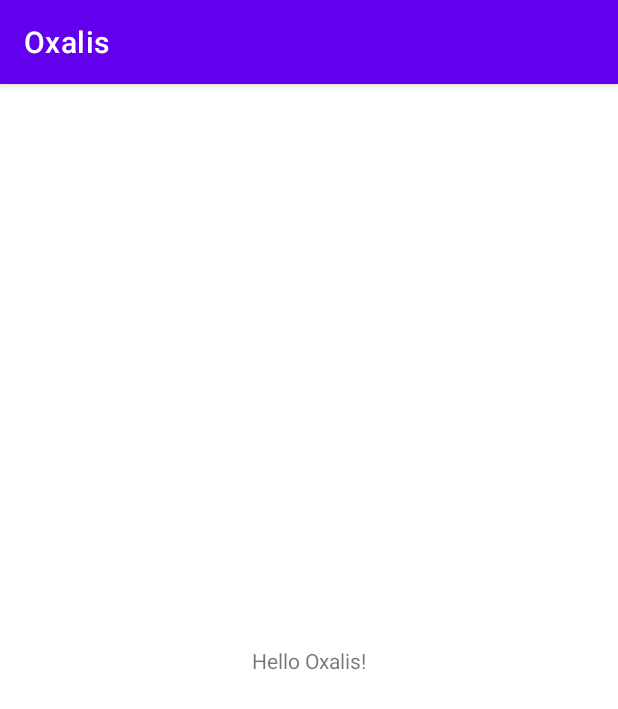
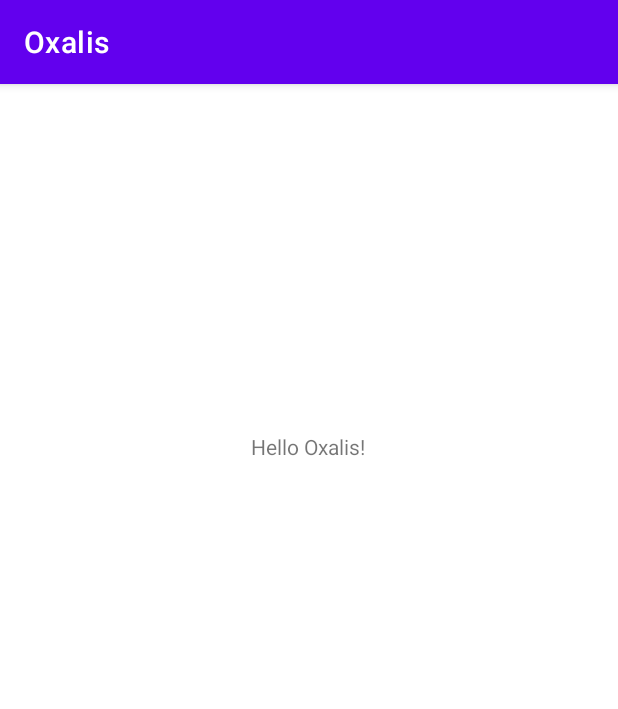
Before and after one commit to lelong1210/Oxalis, an Android app: the screen it shows after launch (MainActivity), on a phone screen of 412 x 824 dp. Shown: the top 709 px of the screen. Run offline under Robolectric (Android 15) with nearby library versions, the phone set to English and light mode, and no system bars.

Commit message:
update file activity_main.xml

```diff
--- a/app/src/main/res/layout/activity_main.xml
+++ b/app/src/main/res/layout/activity_main.xml
@@ -11,8 +11,10 @@
         android:layout_height="wrap_content"
         android:text="Hello Oxalis!"
         app:layout_constraintBottom_toBottomOf="parent"
+        app:layout_constraintHorizontal_bias="0.498"
         app:layout_constraintLeft_toLeftOf="parent"
         app:layout_constraintRight_toRightOf="parent"
-        app:layout_constraintTop_toTopOf="parent" />
+        app:layout_constraintTop_toTopOf="parent"
+        app:layout_constraintVertical_bias="0.31" />
 
 </androidx.constraintlayout.widget.ConstraintLayout>
```
